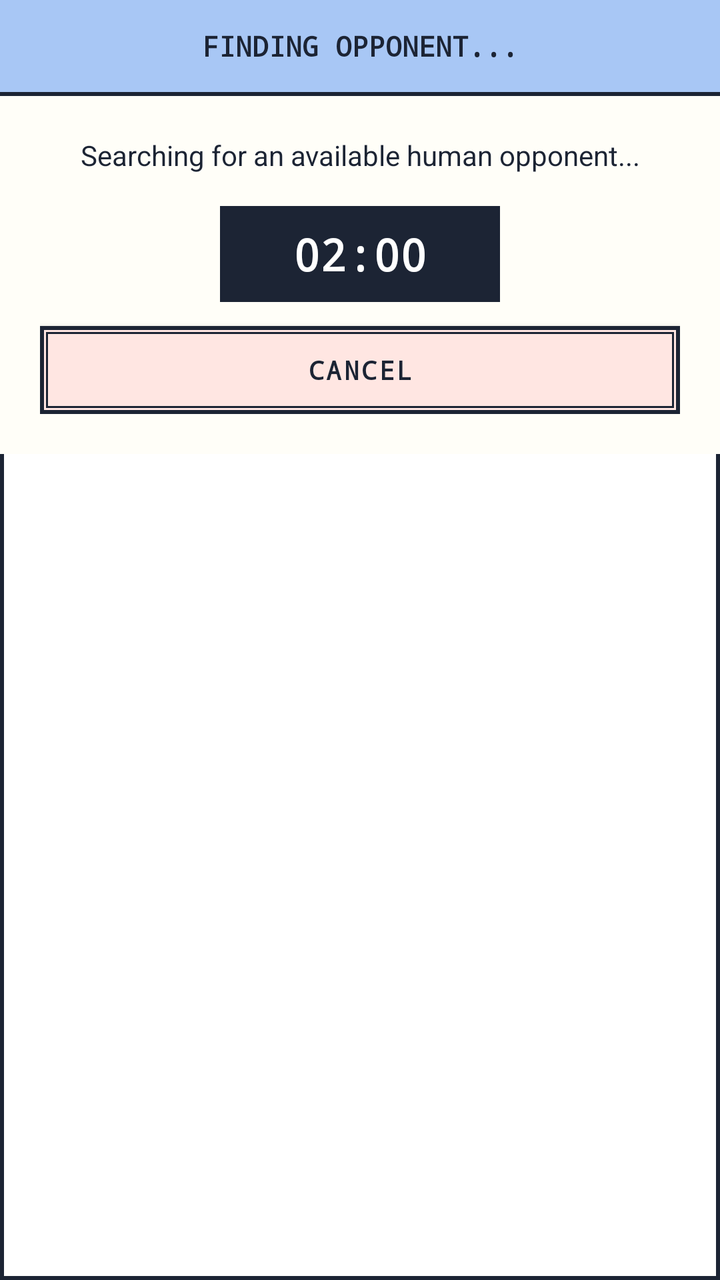
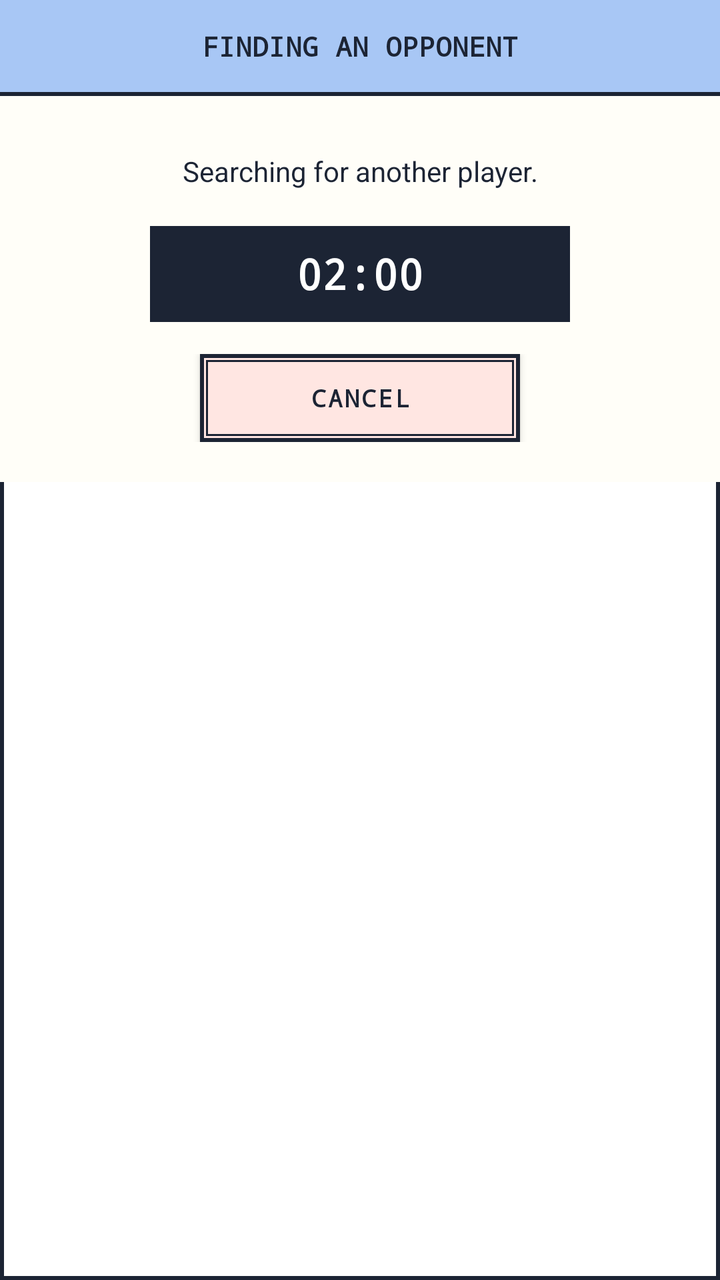

Before-and-after screenshots of an Android layout around one commit, followed by the original layout XML and the change that was made.
<!-- AndroidManifest.xml: application theme Theme.CaroGame -->
<!-- res/layout/findopponent.xml -->
<?xml version="1.0" encoding="utf-8"?>
<LinearLayout xmlns:android="http://schemas.android.com/apk/res/android"
    xmlns:app="http://schemas.android.com/apk/res-auto"
    android:layout_width="330dp"
    android:layout_height="wrap_content"
    android:background="@drawable/bg_box_outline"
    android:orientation="vertical">

    <TextView
        android:id="@+id/lblTitle"
        android:layout_width="match_parent"
        android:layout_height="46dp"
        android:background="@color/kora_sky"
        android:fontFamily="monospace"
        android:gravity="center"
        android:text="FINDING OPPONENT..."
        android:textColor="@color/kora_ink"
        android:textSize="14sp"
        android:textStyle="bold" />

    <View
        android:layout_width="match_parent"
        android:layout_height="2dp"
        android:background="@color/kora_ink" />

    <LinearLayout
        android:layout_width="match_parent"
        android:layout_height="wrap_content"
        android:background="@color/kora_cream"
        android:gravity="center_horizontal"
        android:orientation="vertical"
        android:padding="20dp">

        <TextView
            android:id="@+id/lblMessage"
            android:layout_width="match_parent"
            android:layout_height="wrap_content"
            android:gravity="center"
            android:lineSpacingExtra="4dp"
            android:text="Searching for an available human opponent..."
            android:textColor="@color/kora_ink"
            android:textSize="14sp" />

        <TextView
            android:id="@+id/lblTimer"
            android:layout_width="140dp"
            android:layout_height="48dp"
            android:layout_marginTop="16dp"
            android:background="@color/kora_navy_timer"
            android:fontFamily="monospace"
            android:gravity="center"
            android:text="02:00"
            android:textColor="@color/kora_surface"
            android:textSize="22sp"
            android:textStyle="bold" />

        <Button
            android:id="@+id/btnContinueMatchmaking"
            android:layout_width="match_parent"
            android:layout_height="44dp"
            android:layout_marginTop="16dp"
            android:background="@drawable/bg_btn_mint"
            android:fontFamily="monospace"
            android:text="CONTINUE MATCHMAKING"
            android:textColor="@color/kora_ink"
            android:textSize="12sp"
            android:textStyle="bold"
            android:visibility="gone"
            app:backgroundTint="@null" />

        <Button
            android:id="@+id/btnCancel"
            android:layout_width="match_parent"
            android:layout_height="44dp"
            android:layout_marginTop="12dp"
            android:background="@drawable/bg_btn_blush"
            android:fontFamily="monospace"
            android:text="CANCEL"
            android:textColor="@color/kora_ink"
            android:textSize="13sp"
            android:textStyle="bold"
            app:backgroundTint="@null" />

    </LinearLayout>
</LinearLayout>
<!-- resources referenced by this layout -->
<resources>
  <color name="kora_cream">#FFFEF8</color>
  <color name="kora_ink">#1C2434</color>
  <color name="kora_navy_timer">#1C2434</color>
  <color name="kora_sky">#A8C7F5</color>
  <color name="kora_surface">#FFFFFF</color>
  <!-- drawable bg_box_outline (drawable) -->
  <?xml version="1.0" encoding="utf-8"?>
  <shape xmlns:android="http://schemas.android.com/apk/res/android" android:shape="rectangle">
      <solid android:color="@color/kora_surface" />
      <stroke android:width="2dp" android:color="@color/kora_ink" />
  </shape>
  <!-- drawable bg_btn_blush (drawable) -->
  <?xml version="1.0" encoding="utf-8"?>
  <layer-list xmlns:android="http://schemas.android.com/apk/res/android">
      <item>
          <shape android:shape="rectangle">
              <solid android:color="@color/kora_blush" />
              <stroke android:width="2dp" android:color="@color/kora_ink" />
          </shape>
      </item>
      <item android:left="3dp" android:top="3dp" android:right="3dp" android:bottom="3dp">
          <shape android:shape="rectangle">
              <solid android:color="@color/kora_blush" />
              <stroke android:width="1dp" android:color="@color/kora_ink" />
          </shape>
      </item>
  </layer-list>
  <!-- drawable bg_btn_mint (drawable) -->
  <?xml version="1.0" encoding="utf-8"?>
  <layer-list xmlns:android="http://schemas.android.com/apk/res/android">
      <item>
          <shape android:shape="rectangle">
              <solid android:color="@color/kora_mint" />
              <stroke android:width="2dp" android:color="@color/kora_ink" />
          </shape>
      </item>
      <item android:left="3dp" android:top="3dp" android:right="3dp" android:bottom="3dp">
          <shape android:shape="rectangle">
              <solid android:color="@color/kora_mint" />
              <stroke android:width="1dp" android:color="@color/kora_ink" />
          </shape>
      </item>
  </layer-list>
  <style name="Theme.CaroGame" parent="Theme.MaterialComponents.Light.NoActionBar">
          <item name="colorPrimary">@color/kora_ink</item>
          <item name="colorPrimaryVariant">@color/kora_navy_timer</item>
          <item name="colorOnPrimary">@color/kora_surface</item>
          <item name="colorSecondary">@color/kora_mint</item>
          <item name="android:statusBarColor">@color/kora_ink</item>
          <item name="android:windowBackground">@color/kora_bg</item>
      </style>
  <color name="kora_blush">#FFE6E2</color>
  <color name="kora_mint">#51D6B2</color>
  <color name="kora_bg">#FFFFFF</color>
</resources>

<!-- the commit's change to res/layout/findopponent.xml (unified diff, before → after) -->
@@ -1,7 +1,7 @@
 <?xml version="1.0" encoding="utf-8"?>
 <LinearLayout xmlns:android="http://schemas.android.com/apk/res/android"
     xmlns:app="http://schemas.android.com/apk/res-auto"
-    android:layout_width="330dp"
+    android:layout_width="match_parent"
     android:layout_height="wrap_content"
     android:background="@drawable/bg_box_outline"
     android:orientation="vertical">
@@ -13,9 +13,10 @@
         android:background="@color/kora_sky"
         android:fontFamily="monospace"
         android:gravity="center"
-        android:text="FINDING OPPONENT..."
+        android:paddingHorizontal="8dp"
+        android:text="FINDING AN OPPONENT"
         android:textColor="@color/kora_ink"
-        android:textSize="14sp"
+        android:textSize="13.5sp"
         android:textStyle="bold" />
 
     <View
@@ -29,57 +30,77 @@
         android:background="@color/kora_cream"
         android:gravity="center_horizontal"
         android:orientation="vertical"
-        android:padding="20dp">
+        android:paddingHorizontal="16dp"
+        android:paddingVertical="20dp">
 
         <TextView
             android:id="@+id/lblMessage"
             android:layout_width="match_parent"
             android:layout_height="wrap_content"
+            android:layout_marginVertical="8dp"
             android:gravity="center"
             android:lineSpacingExtra="4dp"
-            android:text="Searching for an available human opponent..."
+            android:text="Searching for another player."
             android:textColor="@color/kora_ink"
             android:textSize="14sp" />
 
         <TextView
             android:id="@+id/lblTimer"
-            android:layout_width="140dp"
+            android:layout_width="210dp"
             android:layout_height="48dp"
-            android:layout_marginTop="16dp"
+            android:layout_marginTop="10dp"
             android:background="@color/kora_navy_timer"
             android:fontFamily="monospace"
             android:gravity="center"
             android:text="02:00"
             android:textColor="@color/kora_surface"
-            android:textSize="22sp"
+            android:textSize="21sp"
             android:textStyle="bold" />
 
-        <Button
-            android:id="@+id/btnContinueMatchmaking"
+        <LinearLayout
             android:layout_width="match_parent"
-            android:layout_height="44dp"
+            android:layout_height="wrap_content"
             android:layout_marginTop="16dp"
-            android:background="@drawable/bg_btn_mint"
-            android:fontFamily="monospace"
-            android:text="CONTINUE MATCHMAKING"
-            android:textColor="@color/kora_ink"
-            android:textSize="12sp"
-            android:textStyle="bold"
-            android:visibility="gone"
-            app:backgroundTint="@null" />
+            android:gravity="center"
+            android:orientation="horizontal">
 
-        <Button
-            android:id="@+id/btnCancel"
-            android:layout_width="match_parent"
-            android:layout_height="44dp"
-            android:layout_marginTop="12dp"
-            android:background="@drawable/bg_btn_blush"
-            android:fontFamily="monospace"
-            android:text="CANCEL"
-            android:textColor="@color/kora_ink"
-            android:textSize="13sp"
-            android:textStyle="bold"
-            app:backgroundTint="@null" />
+            <Button
+                android:id="@+id/btnContinueMatchmaking"
+                android:layout_width="0dp"
+                android:layout_height="44dp"
+                android:layout_marginEnd="6dp"
+                android:layout_weight="1.25"
+                android:background="@drawable/bg_btn_mint"
+                android:fontFamily="monospace"
+                android:maxLines="1"
+                android:minWidth="0dp"
+                android:minHeight="0dp"
+                android:paddingHorizontal="4dp"
+                android:singleLine="true"
+                android:text="CONTINUE MATCHMAKING"
+                android:textColor="@color/kora_ink"
+                android:textSize="10sp"
+                android:textStyle="bold"
+                android:visibility="gone"
+                app:backgroundTint="@null" />
+
+            <Button
+                android:id="@+id/btnCancel"
+                android:layout_width="160dp"
+                android:layout_height="44dp"
+                android:background="@drawable/bg_btn_blush"
+                android:fontFamily="monospace"
+                android:maxLines="1"
+                android:minWidth="0dp"
+                android:minHeight="0dp"
+                android:paddingHorizontal="6dp"
+                android:singleLine="true"
+                android:text="CANCEL"
+                android:textColor="@color/kora_ink"
+                android:textSize="12sp"
+                android:textStyle="bold"
+                app:backgroundTint="@null" />
+        </LinearLayout>
 
     </LinearLayout>
 </LinearLayout>
